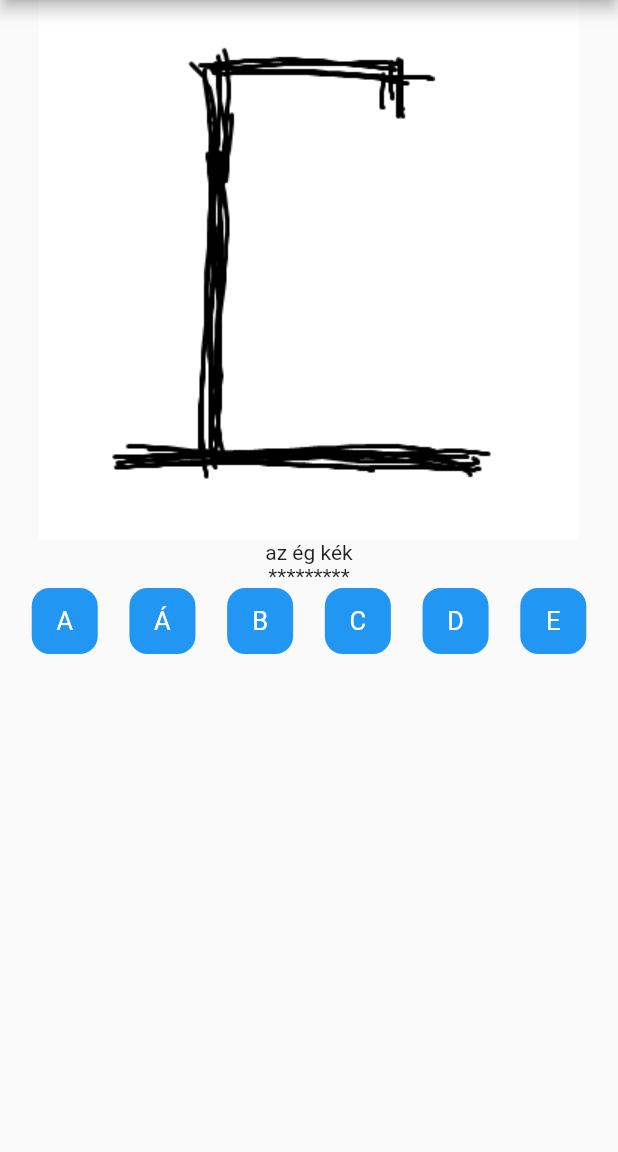
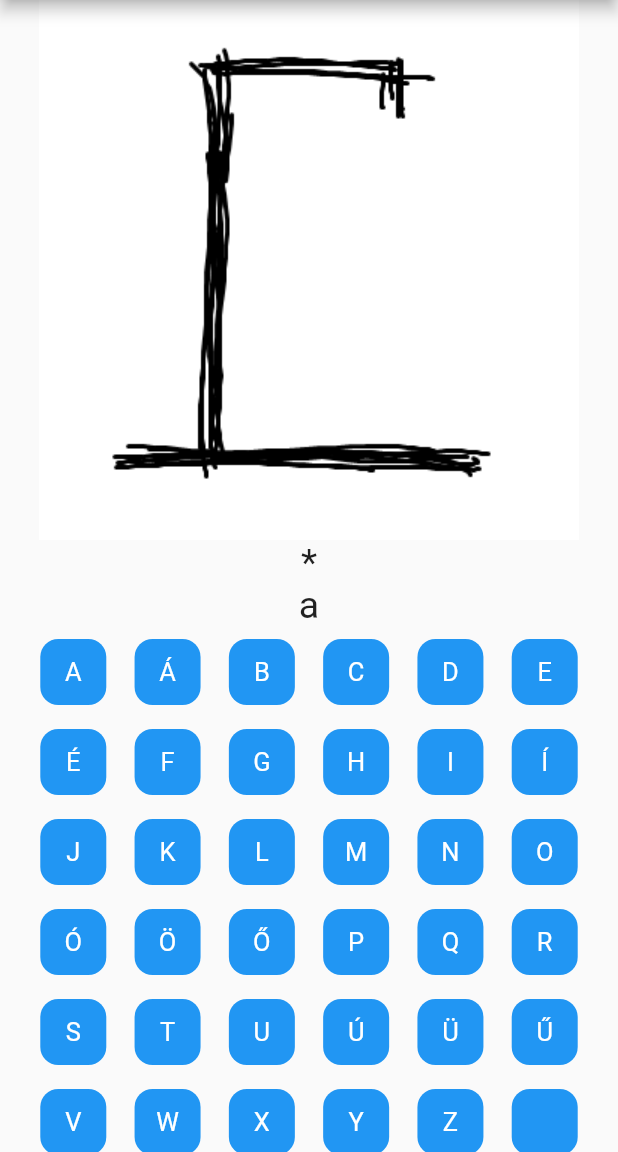
Before and after one commit to vellt/hangman_gyak, a Flutter app: the GameView screen opened directly, on a phone screen of 412 x 824 dp, the part 84-1236 px from its top. Run offline on Flutter 3.47's test engine with Material 2 defaults, Android fonts, the light colour scheme and no system bars; our stand-ins replace confetti, get.

```diff
--- a/lib/controllers/game_view_controller.dart
+++ b/lib/controllers/game_view_controller.dart
@@ -6,22 +6,21 @@ import 'package:hangman/views/end_view.dart';
 
 class GameViewController extends GetxController {
   List<String> szovegek = [
-    "alma piros",
-    "az ég kék",
-    "gurul a szekér",
+    "a",
   ];
 
   String randomSzoveg = ""; //alma
 
   String csillagosSzoveg = ""; //****
 
-  void randomSzovegGeneralasa() {
+  void init() {
     int index = Random().nextInt(szovegek.length); //]0,szoveghossz];
     randomSzoveg = szovegek[index];
     csillagosSzoveg = "";
     for (int i = 0; i < randomSzoveg.length; i++) {
       csillagosSzoveg += "*";
     }
+    tippek = [];
     update();
   }
 
@@ -104,6 +103,6 @@ class GameViewController extends GetxController {
   void onInit() {
     // TODO: implement onInit
     super.onInit();
-    randomSzovegGeneralasa();
+    init();
   }
 }
--- a/lib/views/game_view.dart
+++ b/lib/views/game_view.dart
@@ -2,12 +2,15 @@ import 'package:flutter/cupertino.dart';
 import 'package:flutter/material.dart';
 import 'package:get/get.dart';
 import 'package:hangman/controllers/game_view_controller.dart';
+import 'package:hangman/views/widgets/letter_button.dart';
+import 'package:hangman/views/widgets/letter_holder.dart';
 
 class GameView extends StatelessWidget {
   GameViewController controller = Get.put(GameViewController());
 
   @override
   Widget build(BuildContext context) {
+    controller.init();
     return GetBuilder<GameViewController>(
       init: controller,
       builder: (_) {
@@ -16,23 +19,47 @@ class GameView extends StatelessWidget {
             title: Text("Hangman"),
           ),
           body: Column(
+            mainAxisAlignment: MainAxisAlignment.center,
             children: [
               Image.asset("images/${controller.hibakSzama()}.png"),
-              Text(controller.randomSzoveg),
-              Text(controller.csillagosSzoveg),
+              Text(
+                controller.csillagosSzoveg,
+                style: TextStyle(
+                  fontSize: 25,
+                ),
+              ),
+              Text(
+                controller.randomSzoveg,
+                style: TextStyle(
+                  fontSize: 25,
+                ),
+              ),
               Column(
                 children: [
-                  Row(
-                    mainAxisAlignment: MainAxisAlignment.spaceEvenly,
-                    children: [
-                      LetterButton(letter: "A", controller: controller),
-                      LetterButton(letter: "Á", controller: controller),
-                      LetterButton(letter: "B", controller: controller),
-                      LetterButton(letter: "C", controller: controller),
-                      LetterButton(letter: "D", controller: controller),
-                      LetterButton(letter: "E", controller: controller),
-                    ],
-                  )
+                  LetterHolder(
+                    letters: ["A", "Á", "B", "C", "D", "E"],
+                    controller: controller,
+                  ),
+                  LetterHolder(
+                    letters: ["É", "F", "G", "H", "I", "Í"],
+                    controller: controller,
+                  ),
+                  LetterHolder(
+                    letters: ["J", "K", "L", "M", "N", "O"],
+                    controller: controller,
+                  ),
+                  LetterHolder(
+                    letters: ["Ó", "Ö", "Ő", "P", "Q", "R"],
+                    controller: controller,
+                  ),
+                  LetterHolder(
+                    letters: ["S", "T", "U", "Ú", "Ü", "Ű"],
+                    controller: controller,
+                  ),
+                  LetterHolder(
+                    letters: ["V", "W", "X", "Y", "Z", " "],
+                    controller: controller,
+                  ),
                 ],
               )
             ],
@@ -42,24 +69,3 @@ class GameView extends StatelessWidget {
     );
   }
 }
-
-class LetterButton extends StatelessWidget {
-  const LetterButton({
-    required this.letter,
-    required this.controller,
-  });
-
-  final GameViewController controller;
-  final String letter;
-
-  @override
-  Widget build(BuildContext context) {
-    return CupertinoButton.filled(
-      padding: EdgeInsets.zero,
-      child: Text(letter),
-      onPressed: (controller.aMegadottBetuVoltEmar(letter))
-          ? null
-          : () => controller.tippHozzaadasa(letter),
-    );
-  }
-}
--- /dev/null
+++ b/lib/views/widgets/letter_button.dart
@@ -0,0 +1,24 @@
+import 'package:flutter/cupertino.dart';
+import 'package:flutter/widgets.dart';
+import 'package:hangman/controllers/game_view_controller.dart';
+
+class LetterButton extends StatelessWidget {
+  const LetterButton({
+    required this.letter,
+    required this.controller,
+  });
+
+  final GameViewController controller;
+  final String letter;
+
+  @override
+  Widget build(BuildContext context) {
+    return CupertinoButton.filled(
+      padding: EdgeInsets.zero,
+      child: Text(letter),
+      onPressed: (controller.aMegadottBetuVoltEmar(letter))
+          ? null
+          : () => controller.tippHozzaadasa(letter),
+    );
+  }
+}
--- /dev/null
+++ b/lib/views/widgets/letter_holder.dart
@@ -0,0 +1,30 @@
+import 'package:flutter/widgets.dart';
+import 'package:hangman/controllers/game_view_controller.dart';
+import 'package:hangman/views/widgets/letter_button.dart';
+
+class LetterHolder extends StatelessWidget {
+  LetterHolder({
+    required this.controller,
+    required this.letters,
+  });
+  List<String> letters = [];
+  final GameViewController controller;
+
+  @override
+  Widget build(BuildContext context) {
+    return Padding(
+      padding: const EdgeInsets.all(8.0),
+      child: Row(
+        mainAxisAlignment: MainAxisAlignment.spaceEvenly,
+        children: [
+          LetterButton(letter: letters[0], controller: controller),
+          LetterButton(letter: letters[1], controller: controller),
+          LetterButton(letter: letters[2], controller: controller),
+          LetterButton(letter: letters[3], controller: controller),
+          LetterButton(letter: letters[4], controller: controller),
+          LetterButton(letter: letters[5], controller: controller),
+        ],
+      ),
+    );
+  }
+}
--- a/pubspec.yaml
+++ b/pubspec.yaml
@@ -10,6 +10,7 @@ dependencies:
   flutter:
     sdk: flutter
   get: ^4.6.5
+  confetti: ^0.7.0
 
 dev_dependencies:
   flutter_test:
```
Also changed, not shown: lib/controllers/end_view_controller.dart (added, +13 -0 lines), lib/views/end_view.dart (+28 -4 lines), images/win.jpg (added), pubspec.lock.
